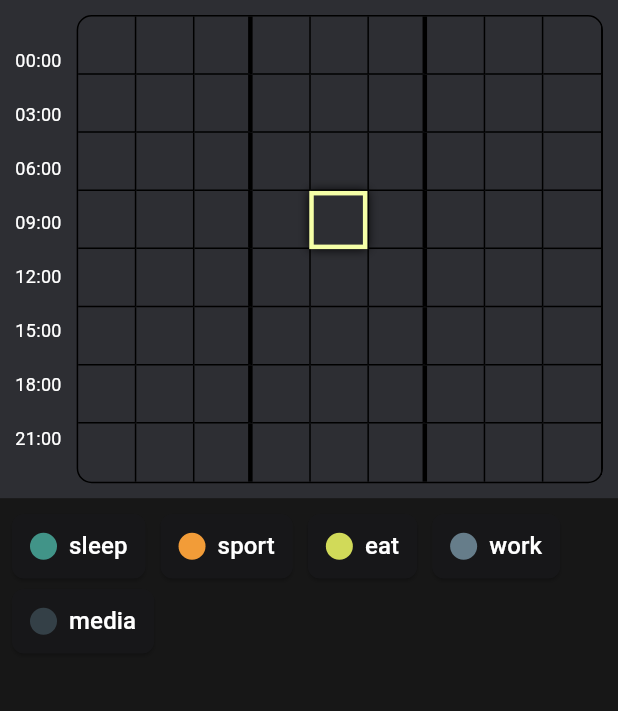
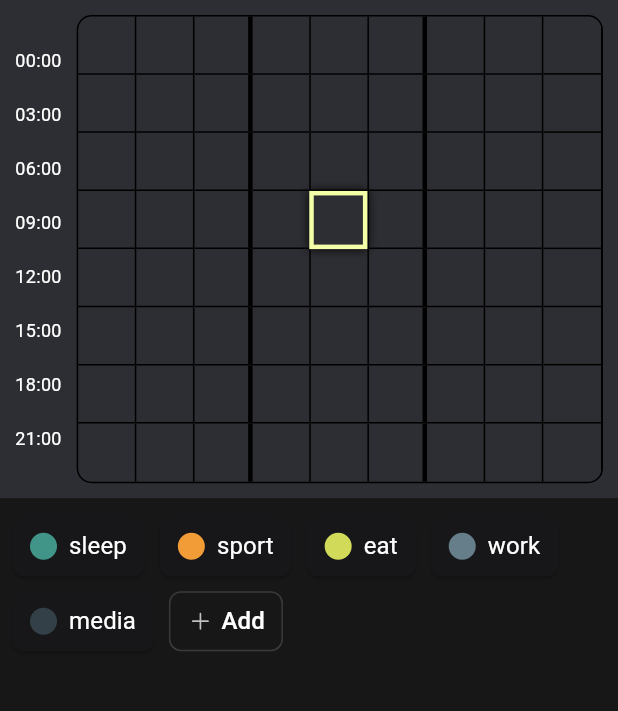
Before and after one commit to AndGreen/smuzy-flutter, a Flutter app: the screen it shows after launch, on a phone screen of 412 x 824 dp, the part 84-795 px from its top. Run offline on Flutter 3.47's test engine with Material 2 defaults, Android fonts, the phone set to English and light mode, and no system bars; our stand-ins replace flex_color_scheme, flutter_hooks, freezed_annotation, go_router, hive_flutter, hooks_riverpod and 5 more; accounts and stored records are empty.

Commit message:
New routine modal

```diff
--- a/lib/modules/days/screens/day_screen.dart
+++ b/lib/modules/days/screens/day_screen.dart
@@ -12,7 +12,7 @@ class DayScreen extends StatelessWidget {
       appBar: const DayAppBar(),
       body: Column(
         crossAxisAlignment: CrossAxisAlignment.stretch,
-        children: const [DaySection(), RoutinesSection()],
+        children: const [DaySection(), RoutineSection()],
       ),
     );
   }
--- a/lib/modules/days/widgets/day_block.dart
+++ b/lib/modules/days/widgets/day_block.dart
@@ -76,8 +76,8 @@ class DayBlock extends HookConsumerWidget {
                         colors: [
                           blockColor,
                           blockColor,
-                          Colors.black,
-                          Colors.black,
+                          AppColors.grayBg,
+                          AppColors.grayBg,
                         ],
                         tileMode: TileMode.repeated,
                       )
--- a/lib/modules/routines/routine_section.dart
+++ b/lib/modules/routines/routine_section.dart
@@ -1,14 +1,20 @@
 import 'package:flutter/material.dart';
-import 'package:functional_widget_annotation/functional_widget_annotation.dart';
 import 'package:hooks_riverpod/hooks_riverpod.dart';
+import 'package:smuzy_flutter/common/utils/modal.dart';
 import 'package:smuzy_flutter/modules/routines/routine_provider.dart';
+import 'package:smuzy_flutter/modules/routines/screens/routine_form.dart';
+import 'package:smuzy_flutter/modules/routines/widgets/add_routine_button.dart';
 import 'package:smuzy_flutter/modules/routines/widgets/routine_button.dart';
 import 'package:styled_widget/styled_widget.dart';
 
-part 'routines_section.g.dart';
+class RoutineSection extends HookConsumerWidget {
+  const RoutineSection({super.key});
 
-@hcwidget
-Widget routinesSection(WidgetRef ref) {
+  @override
+  Widget build(
+    BuildContext context,
+    WidgetRef ref,
+  ) {
     final routinesState = ref.watch(routinesProvider);
 
     return Wrap(
@@ -26,7 +32,16 @@ Widget routinesSection(WidgetRef ref) {
                       .toggleActiveRoutine(routine);
                 },
               ),
-          )
+            ),
+        AddRoutineButton(
+          onTap: () {
+            Modal.open(
+              context: context,
+              child: const RoutineForm(),
+            );
+          },
+        ),
       ],
     ).padding(vertical: 8, horizontal: 8);
   }
+}
--- /dev/null
+++ b/lib/modules/routines/widgets/add_routine_button.dart
@@ -0,0 +1,44 @@
+import 'package:flutter/material.dart';
+import 'package:ionicons/ionicons.dart';
+import 'package:smuzy_flutter/common/theme/colors.dart';
+import 'package:smuzy_flutter/common/theme/fonts.dart';
+import 'package:styled_widget/styled_widget.dart';
+
+class AddRoutineButton extends StatelessWidget {
+  const AddRoutineButton({
+    super.key,
+    required this.onTap,
+  });
+
+  final Function onTap;
+
+  @override
+  Widget build(BuildContext context) {
+    return OutlinedButton(
+      style: OutlinedButton.styleFrom(
+        backgroundColor: Colors.transparent,
+        padding: const EdgeInsets.symmetric(vertical: 8, horizontal: 12),
+        side: BorderSide(width: 1.0, color: Colors.white.withOpacity(0.15)),
+        shape: RoundedRectangleBorder(
+          borderRadius: BorderRadius.circular(8),
+        ),
+      ),
+      onPressed: () {
+        onTap();
+      },
+      child: Row(
+        mainAxisSize: MainAxisSize.min,
+        crossAxisAlignment: CrossAxisAlignment.center,
+        children: [
+          const Icon(Ionicons.add).padding(right: 5),
+          Text(
+            'Add',
+            style: AppFonts.text.copyWith(
+              color: AppColors.white,
+            ),
+          )
+        ],
+      ),
+    );
+  }
+}
--- a/lib/modules/routines/widgets/routine_button.dart
+++ b/lib/modules/routines/widgets/routine_button.dart
@@ -37,7 +37,7 @@ class RoutineButton extends StatelessWidget {
     return ElevatedButton(
       style: ElevatedButton.styleFrom(
         backgroundColor: _getButtonColor(isActive),
-        padding: const EdgeInsets.symmetric(vertical: 10, horizontal: 12),
+        padding: const EdgeInsets.symmetric(vertical: 8, horizontal: 12),
         shape: RoundedRectangleBorder(
           borderRadius: BorderRadius.circular(8),
         ),
@@ -52,6 +52,9 @@ class RoutineButton extends StatelessWidget {
           Text(
             title,
             style: AppFonts.text.copyWith(
+              wordSpacing: 0,
+              fontWeight: FontWeight.normal,
+              fontFamily: 'Roboto',
               color: isActive ? AppColors.grayDark : AppColors.white,
             ),
           )
```
Also changed, not shown: lib/common/widgets/textfiled.dart (added, +36 -0 lines), lib/modules/routines/screens/routine_form.dart (added, +55 -0 lines), lib/modules/routines/routines_section.g.dart (deleted). Lines whose indentation alone changed are shown as unchanged.
